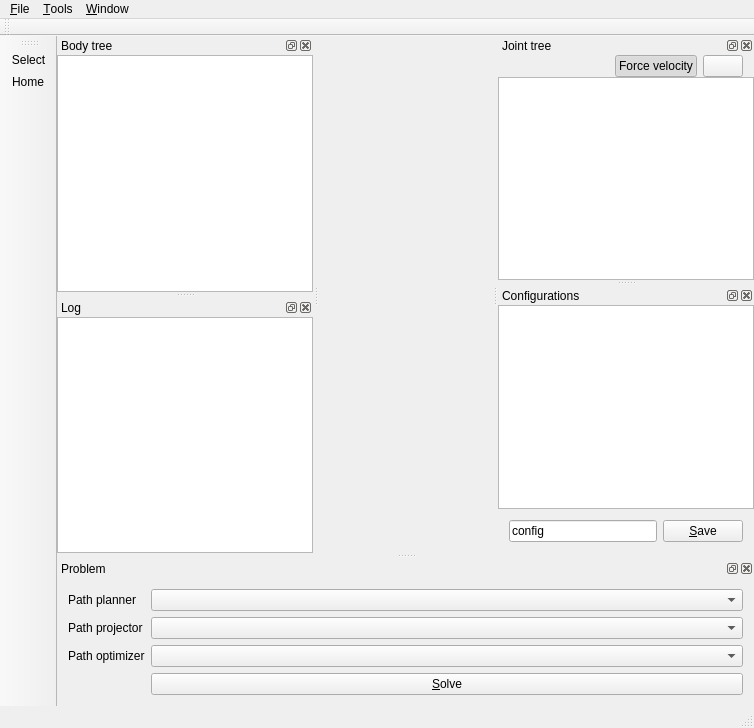
Qt form include/hpp/gui/ui/mainwindow.ui (humanoid-path-planner/hpp-gui) before a commit.
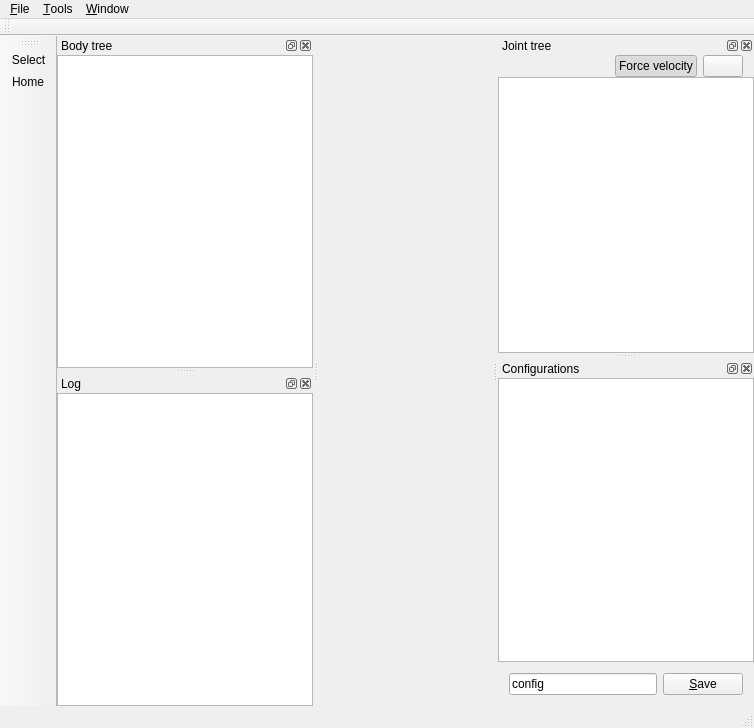
The same form after that commit. Icons and pictures are not drawn. Custom widgets are drawn as their Qt base class.

Commit message: Move SolverWidget to hppwidgetsplugin

Diff of the .ui file:
```diff
--- a/include/hpp/gui/ui/mainwindow.ui
+++ b/include/hpp/gui/ui/mainwindow.ui
@@ -340,63 +340,6 @@
     </layout>
    </widget>
   </widget>
-  <widget class="QDockWidget" name="dockWidget_solver">
-   <property name="windowTitle">
-    <string>Problem</string>
-   </property>
-   <attribute name="dockWidgetArea">
-    <number>8</number>
-   </attribute>
-   <widget class="SolverWidget" name="dockWidgetContents_solver">
-    <layout class="QFormLayout" name="formLayout_3">
-     <property name="fieldGrowthPolicy">
-      <enum>QFormLayout::AllNonFixedFieldsGrow</enum>
-     </property>
-     <item row="0" column="0">
-      <widget class="QLabel" name="pathPlannerLabel">
-       <property name="text">
-        <string>Path planner</string>
-       </property>
-      </widget>
-     </item>
-     <item row="0" column="1">
-      <widget class="QComboBox" name="pathPlannerComboBox"/>
-     </item>
-     <item row="1" column="0">
-      <widget class="QLabel" name="pathProjectorLabel">
-       <property name="text">
-        <string>Path projector</string>
-       </property>
-      </widget>
-     </item>
-     <item row="1" column="1">
-      <widget class="QComboBox" name="pathProjectorComboBox"/>
-     </item>
-     <item row="3" column="1">
-      <widget class="QPushButton" name="pushButtonSolve">
-       <property name="text">
-        <string>&amp;Solve</string>
-       </property>
-       <property name="icon">
-        <iconset theme="games-solve">
-         <normaloff/>
-        </iconset>
-       </property>
-      </widget>
-     </item>
-     <item row="2" column="0">
-      <widget class="QLabel" name="pathOptimizerLabel">
-       <property name="text">
-        <string>Path optimizer</string>
-       </property>
-      </widget>
-     </item>
-     <item row="2" column="1">
-      <widget class="QComboBox" name="pathOptimizerComboBox"/>
-     </item>
-    </layout>
-   </widget>
-  </widget>
   <widget class="QDockWidget" name="dockWidget_log">
    <property name="windowIcon">
     <iconset theme="dialog-information">
@@ -519,17 +462,6 @@
     <slot>updateCurrentConfig(QListWidgetItem*)</slot>
    </slots>
   </customwidget>
-  <customwidget>
-   <class>SolverWidget</class>
-   <extends>QWidget</extends>
-   <header>hpp/gui/solverwidget.h</header>
-   <container>1</container>
-   <slots>
-    <slot>selectPathPlanner(QString)</slot>
-    <slot>selectPathOptimizer(QString)</slot>
-    <slot>selectPathProjector(int)</slot>
-   </slots>
-  </customwidget>
  </customwidgets>
  <resources>
   <include location="../../../../res/images.qrc"/>
```
The commit also changes 10 other files.
